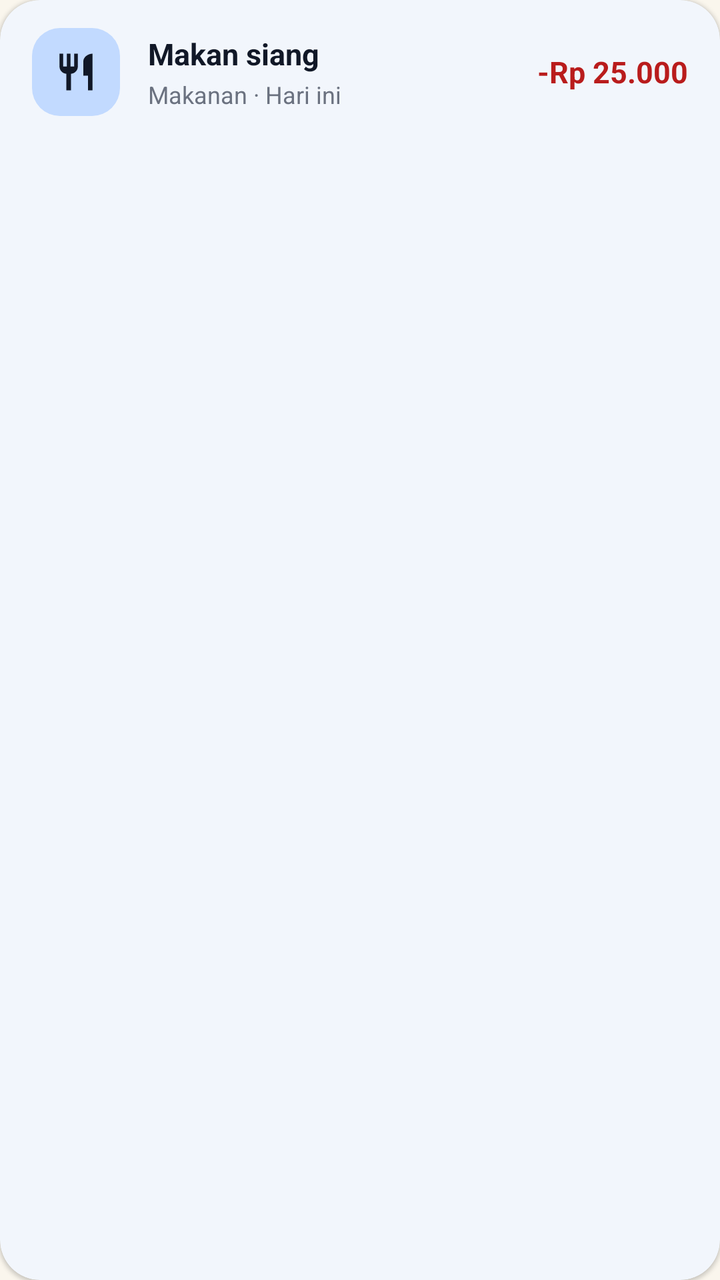
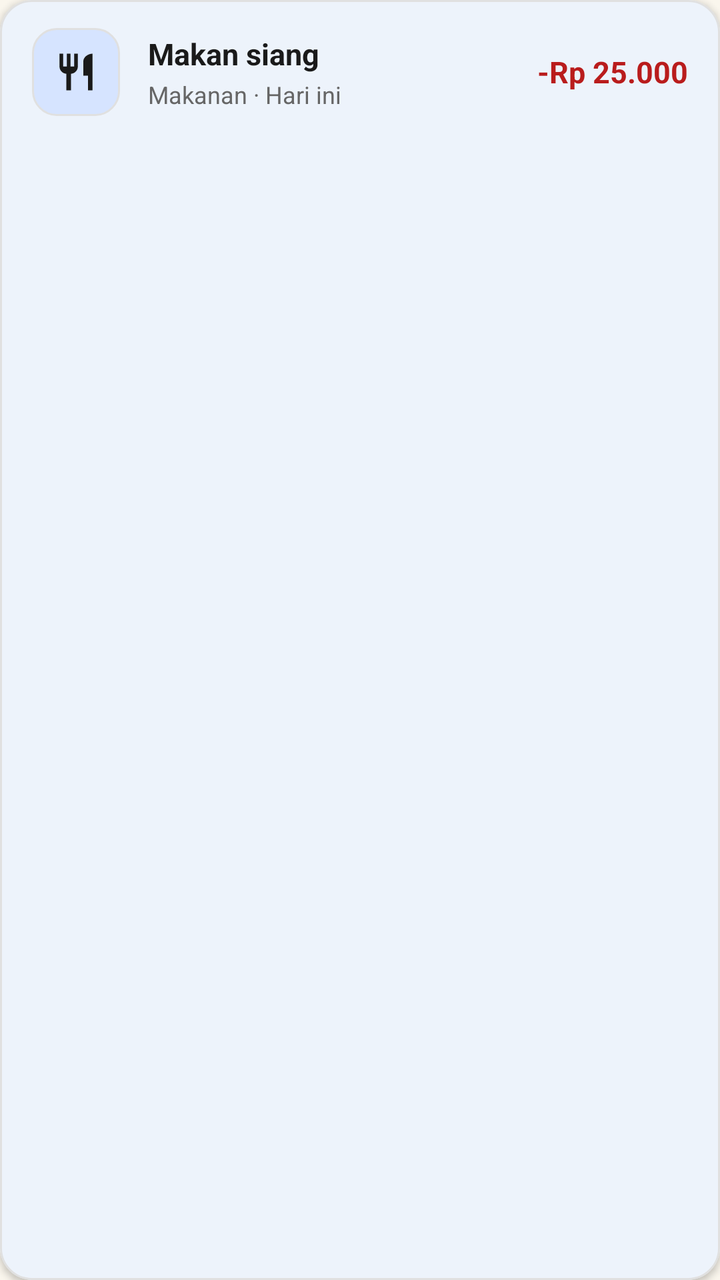

Screens rendered from an Android XML layout before and after an edit, with the pre-edit source and the edit as a unified diff.
<!-- AndroidManifest.xml: application theme Theme.Keuangan -->
<!-- res/layout/item_transaction.xml -->
<?xml version="1.0" encoding="utf-8"?>
<com.google.android.material.card.MaterialCardView
    xmlns:android="http://schemas.android.com/apk/res/android"
    xmlns:app="http://schemas.android.com/apk/res-auto"
    android:layout_width="match_parent"
    android:layout_height="wrap_content"
    android:layout_marginBottom="10dp"
    app:cardCornerRadius="20dp"
    app:cardElevation="1dp"
    app:strokeWidth="0dp"
    app:cardBackgroundColor="@color/brand_surface">

    <LinearLayout
        android:layout_width="match_parent"
        android:layout_height="wrap_content"
        android:gravity="center_vertical"
        android:orientation="horizontal"
        android:paddingHorizontal="16dp"
        android:paddingVertical="14dp">

        <FrameLayout
            android:id="@+id/flIconContainer"
            android:layout_width="44dp"
            android:layout_height="44dp"
            android:background="@drawable/bg_squircle">

            <ImageView
                android:id="@+id/ivTypeIcon"
                android:layout_width="22dp"
                android:layout_height="22dp"
                android:layout_gravity="center"
                android:src="@drawable/ic_restaurant"
                app:tint="@color/brand_text_primary" />
        </FrameLayout>

        <LinearLayout
            android:layout_width="0dp"
            android:layout_height="wrap_content"
            android:layout_marginStart="14dp"
            android:layout_marginEnd="10dp"
            android:layout_weight="1"
            android:orientation="vertical">

            <TextView
                android:id="@+id/tvItemTitle"
                android:layout_width="wrap_content"
                android:layout_height="wrap_content"
                android:text="Makan siang"
                android:textColor="@color/brand_text_primary"
                android:textSize="15sp"
                android:textStyle="bold" />

            <TextView
                android:id="@+id/tvItemDate"
                android:layout_width="wrap_content"
                android:layout_height="wrap_content"
                android:layout_marginTop="2dp"
                android:text="Makanan · Hari ini"
                android:textColor="@color/brand_text_secondary"
                android:textSize="12sp" />
        </LinearLayout>

        <TextView
            android:id="@+id/tvItemAmount"
            android:layout_width="wrap_content"
            android:layout_height="wrap_content"
            android:text="-Rp 25.000"
            android:textColor="@color/expense_red"
            android:textSize="15sp"
            android:textStyle="bold" />
    </LinearLayout>
</com.google.android.material.card.MaterialCardView>
<!-- resources referenced by this layout -->
<resources>
  <color name="brand_surface">#FFFFFF</color>
  <color name="brand_text_primary">#111827</color>
  <color name="brand_text_secondary">#6B7280</color>
  <color name="expense_red">#B91C1C</color>
  <!-- drawable bg_squircle (drawable) -->
  <?xml version="1.0" encoding="utf-8"?>
  <shape xmlns:android="http://schemas.android.com/apk/res/android"
      android:shape="rectangle">
      <corners android:radius="14dp" />
      <solid android:color="@color/brand_light_blue" />
  </shape>
  <!-- drawable ic_restaurant (drawable) -->
  <vector xmlns:android="http://schemas.android.com/apk/res/android"
      android:width="24dp"
      android:height="24dp"
      android:viewportWidth="24"
      android:viewportHeight="24">
      <path
          android:fillColor="#FF1A1A1A"
          android:pathData="M11,9H9V2H7v7H5V2H3v7c0,2.12 1.66,3.84 3.75,3.97V22h2.5v-9.03C11.34,12.84 13,11.12 13,9V2h-2v7zm5,-3v8h2.5v8H21V2c-2.76,0 -5,2.24 -5,4z"/>
  </vector>
  <style name="Theme.Keuangan" parent="Theme.Material3.DayNight.NoActionBar">
          <item name="colorPrimary">@color/md_theme_light_primary</item>
          <item name="colorOnPrimary">@color/md_theme_light_onPrimary</item>
          <item name="colorPrimaryContainer">@color/md_theme_light_primaryContainer</item>
          <item name="colorOnPrimaryContainer">@color/md_theme_light_onPrimaryContainer</item>
          <item name="android:colorBackground">@color/md_theme_light_background</item>
          <item name="colorSurface">@color/md_theme_light_surface</item>
          <item name="colorOnSurface">@color/md_theme_light_onSurface</item>
          <item name="colorSurfaceContainer">@color/md_theme_light_surfaceContainer</item>
          <item name="android:statusBarColor">@color/md_theme_light_background</item>
          <item name="android:windowLightStatusBar">true</item>
      </style>
  <color name="brand_light_blue">#C2DAFF</color>
  <color name="md_theme_light_primary">#0B57D0</color>
  <color name="md_theme_light_onPrimary">#FFFFFF</color>
  <color name="md_theme_light_primaryContainer">#C2DAFF</color>
  <color name="md_theme_light_onPrimaryContainer">#041E49</color>
  <color name="md_theme_light_background">#FAF6ED</color>
  <color name="md_theme_light_surface">#FFFFFF</color>
  <color name="md_theme_light_onSurface">#111827</color>
  <color name="md_theme_light_surfaceContainer">#FAF6ED</color>
</resources>

<!-- the commit's change to res/layout/item_transaction.xml (unified diff, before → after) -->
@@ -5,9 +5,10 @@
     android:layout_width="match_parent"
     android:layout_height="wrap_content"
     android:layout_marginBottom="10dp"
-    app:cardCornerRadius="20dp"
-    app:cardElevation="1dp"
-    app:strokeWidth="0dp"
+    app:cardCornerRadius="16dp"
+    app:cardElevation="2dp"
+    app:strokeWidth="1dp"
+    app:strokeColor="@color/brand_outline"
     app:cardBackgroundColor="@color/brand_surface">
 
     <LinearLayout
<!-- resource entries referenced after the edit -->
@@ -1,15 +1,17 @@
 <!-- resources referenced by this layout -->
 <resources>
+  <color name="brand_outline">#E0E0E0</color>
   <color name="brand_surface">#FFFFFF</color>
-  <color name="brand_text_primary">#111827</color>
-  <color name="brand_text_secondary">#6B7280</color>
+  <color name="brand_text_primary">#1A1A1A</color>
+  <color name="brand_text_secondary">#666666</color>
   <color name="expense_red">#B91C1C</color>
   <!-- drawable bg_squircle (drawable) -->
   <?xml version="1.0" encoding="utf-8"?>
   <shape xmlns:android="http://schemas.android.com/apk/res/android"
       android:shape="rectangle">
-      <corners android:radius="14dp" />
+      <corners android:radius="12dp" />
       <solid android:color="@color/brand_light_blue" />
+      <stroke android:width="1dp" android:color="@color/brand_outline" />
   </shape>
   <!-- drawable ic_restaurant (drawable) -->
   <vector xmlns:android="http://schemas.android.com/apk/res/android"
@@ -33,7 +35,7 @@
           <item name="android:statusBarColor">@color/md_theme_light_background</item>
           <item name="android:windowLightStatusBar">true</item>
       </style>
-  <color name="brand_light_blue">#C2DAFF</color>
+  <color name="brand_light_blue">#D6E4FF</color>
   <color name="md_theme_light_primary">#0B57D0</color>
   <color name="md_theme_light_onPrimary">#FFFFFF</color>
   <color name="md_theme_light_primaryContainer">#C2DAFF</color>
